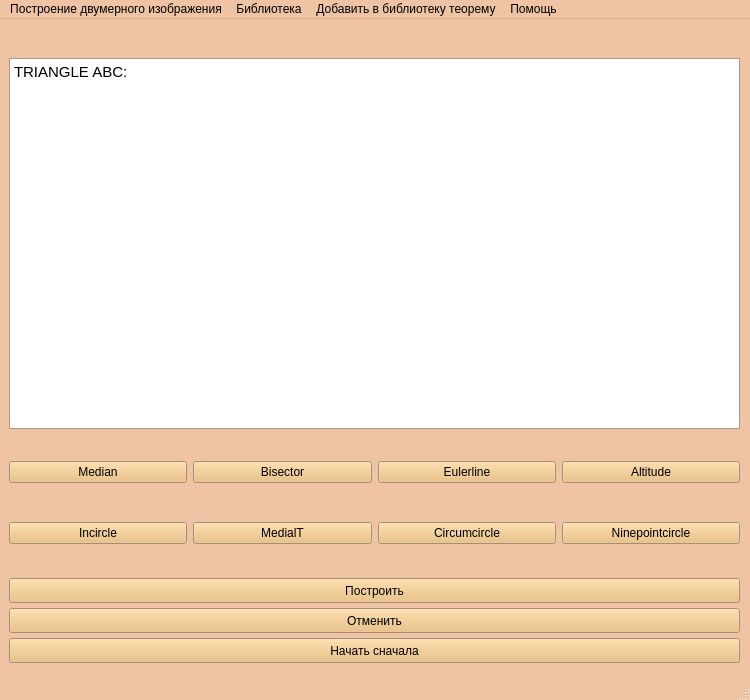
Strawberry-Ann/geometric, file untitled.ui: the form before one commit.
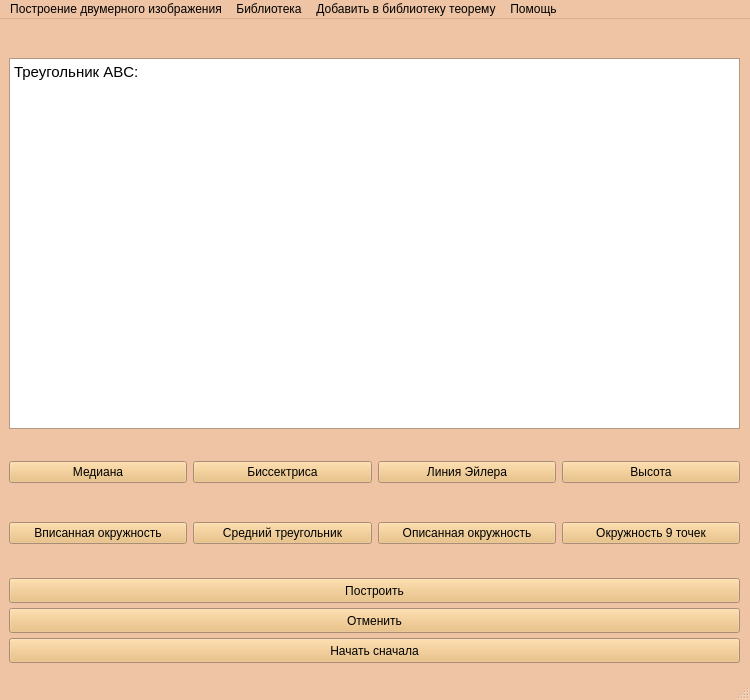
The form after the commit.

Commit message: интерфейс теперь на русском

Diff of the .ui file:
```diff
--- a/untitled.ui
+++ b/untitled.ui
@@ -475,7 +475,7 @@
         <item row="1" column="2">
          <widget class="QPushButton" name="add_medial">
           <property name="text">
-           <string>MedialT</string>
+           <string>Средний треугольник</string>
           </property>
           <attribute name="buttonGroup">
            <string notr="true">bgf</string>
@@ -485,7 +485,7 @@
         <item row="0" column="2">
          <widget class="QPushButton" name="add_bisector">
           <property name="text">
-           <string>Bisector</string>
+           <string>Биссектриса</string>
           </property>
           <attribute name="buttonGroup">
            <string notr="true">bgf</string>
@@ -495,7 +495,7 @@
         <item row="0" column="1">
          <widget class="QPushButton" name="add_median">
           <property name="text">
-           <string>Median</string>
+           <string>Медиана</string>
           </property>
           <attribute name="buttonGroup">
            <string notr="true">bgf</string>
@@ -505,7 +505,7 @@
         <item row="0" column="4">
          <widget class="QPushButton" name="add_altitude">
           <property name="text">
-           <string>Altitude</string>
+           <string>Высота</string>
           </property>
           <property name="checkable">
            <bool>false</bool>
@@ -524,7 +524,7 @@
         <item row="1" column="1">
          <widget class="QPushButton" name="add_incircle">
           <property name="text">
-           <string>Incircle</string>
+           <string>Вписанная окружность</string>
           </property>
           <attribute name="buttonGroup">
            <string notr="true">bgf</string>
@@ -534,7 +534,7 @@
         <item row="0" column="3">
          <widget class="QPushButton" name="add_eulerline">
           <property name="text">
-           <string>Eulerline</string>
+           <string>Линия Эйлера</string>
           </property>
           <attribute name="buttonGroup">
            <string notr="true">bgf</string>
@@ -544,7 +544,7 @@
         <item row="1" column="3">
          <widget class="QPushButton" name="add_circumcircle">
           <property name="text">
-           <string>Circumcircle</string>
+           <string>Описанная окружность</string>
           </property>
           <attribute name="buttonGroup">
            <string notr="true">bgf</string>
@@ -554,7 +554,7 @@
         <item row="1" column="4">
          <widget class="QPushButton" name="add_ninepointcircle">
           <property name="text">
-           <string>Ninepointcircle</string>
+           <string>Окружность 9 точек</string>
           </property>
           <attribute name="buttonGroup">
            <string notr="true">bgf</string>
@@ -580,7 +580,7 @@
 &lt;html&gt;&lt;head&gt;&lt;meta name=&quot;qrichtext&quot; content=&quot;1&quot; /&gt;&lt;style type=&quot;text/css&quot;&gt;
 p, li { white-space: pre-wrap; }
 &lt;/style&gt;&lt;/head&gt;&lt;body style=&quot; font-family:'Ubuntu'; font-size:11pt; font-weight:400; font-style:normal;&quot;&gt;
-&lt;p style=&quot; margin-top:0px; margin-bottom:0px; margin-left:0px; margin-right:0px; -qt-block-indent:0; text-indent:0px;&quot;&gt;TRIANGLE ABC:&lt;/p&gt;
+&lt;p style=&quot; margin-top:0px; margin-bottom:0px; margin-left:0px; margin-right:0px; -qt-block-indent:0; text-indent:0px;&quot;&gt;Треугольник ABC:&lt;/p&gt;
 &lt;p style=&quot;-qt-paragraph-type:empty; margin-top:0px; margin-bottom:0px; margin-left:0px; margin-right:0px; -qt-block-indent:0; text-indent:0px;&quot;&gt;&lt;br /&gt;&lt;/p&gt;&lt;/body&gt;&lt;/html&gt;</string>
        </property>
       </widget>
```
